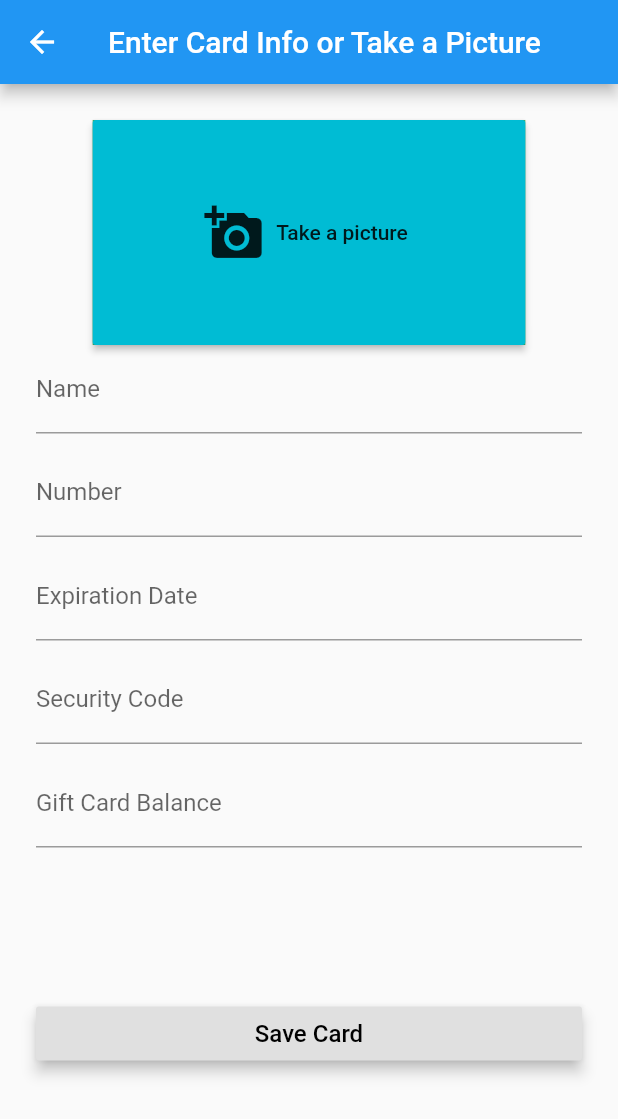
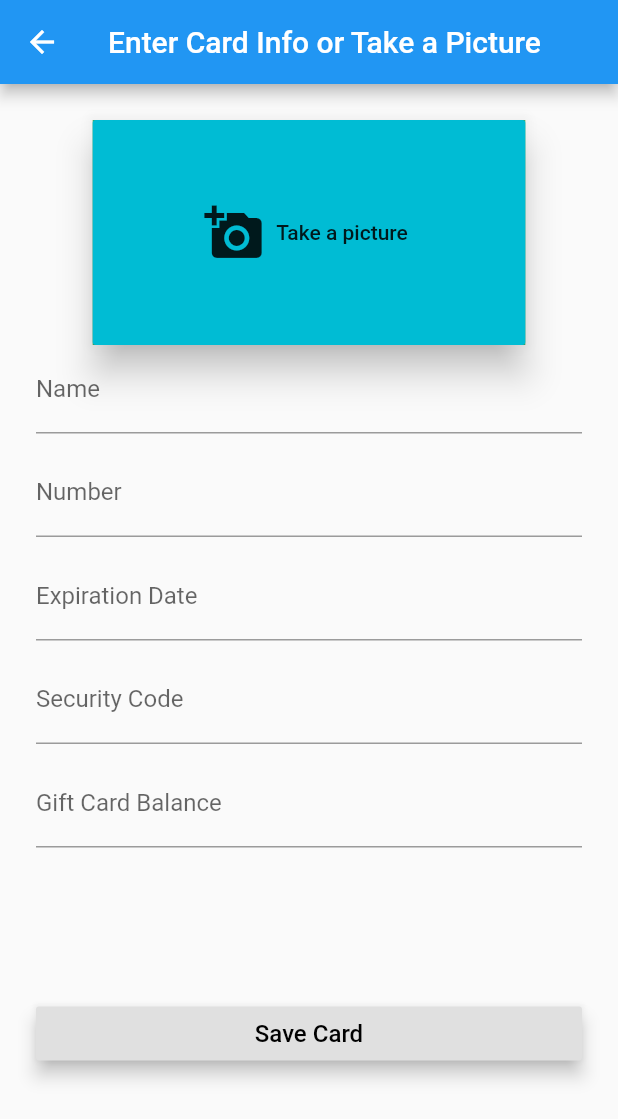
Before and after one commit to jonasccosta/Comp-225-Flutter-Giftcards, a Flutter app: the CreateNewCardScreen screen opened directly, on a phone screen of 412 x 824 dp. Shown: the top 1119 px of the screen. Run offline on Flutter 3.47's test engine with Material 2 defaults, Android fonts, the phone set to English and light mode, and no system bars; our stand-ins replace sqflite; missing offline and left inert: camera_camera; accounts and stored records are empty.

Commit message:
changed the elevation of the buttons lol

```diff
--- a/lib/Create_New_Card_Screen.dart
+++ b/lib/Create_New_Card_Screen.dart
@@ -234,6 +234,7 @@ class CreateNewCardScreenState extends State<CreateNewCardScreen> {
                       height: double.infinity,
                       child: RaisedButton.icon(
                           color:Colors.cyan,
+                          elevation: 10,
                           icon: Icon(Icons.add_a_photo, size: 40),
                           label:
                           _frontCardImage != null ? Image.file(_frontCardImage) : Text("Take a picture"),
@@ -270,7 +271,7 @@ class CreateNewCardScreenState extends State<CreateNewCardScreen> {
                 SizedBox(height: 100),
 
                 RaisedButton(
-                  elevation: 4,
+                  elevation: 5,
                   child:Text(
                       'Save Card',
                       style: TextStyle(
```
